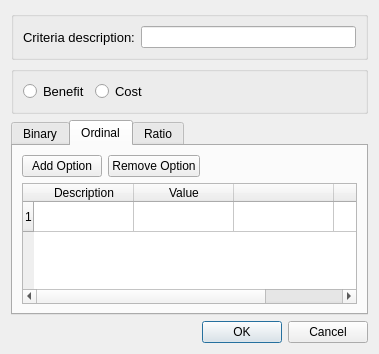
Qt form src/gui/add_criteria.ui (Ecotrust/delphos) before a commit.
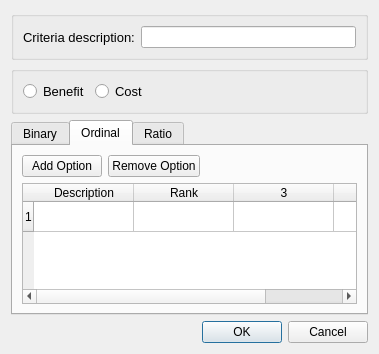
The same form after that commit. The open tabs and pages were chosen to show the change. Custom widgets are drawn as their Qt base class.

Patch:
```diff
--- a/src/gui/add_criteria.ui
+++ b/src/gui/add_criteria.ui
@@ -252,19 +252,11 @@
          </column>
          <column>
           <property name="text" >
-           <string>Value</string>
+           <string>Rank</string>
           </property>
          </column>
-         <column>
-          <property name="text" >
-           <string/>
-          </property>
-         </column>
-         <column>
-          <property name="text" >
-           <string/>
-          </property>
-         </column>
+         <column/>
+         <column/>
         </widget>
        </item>
       </layout>
```
